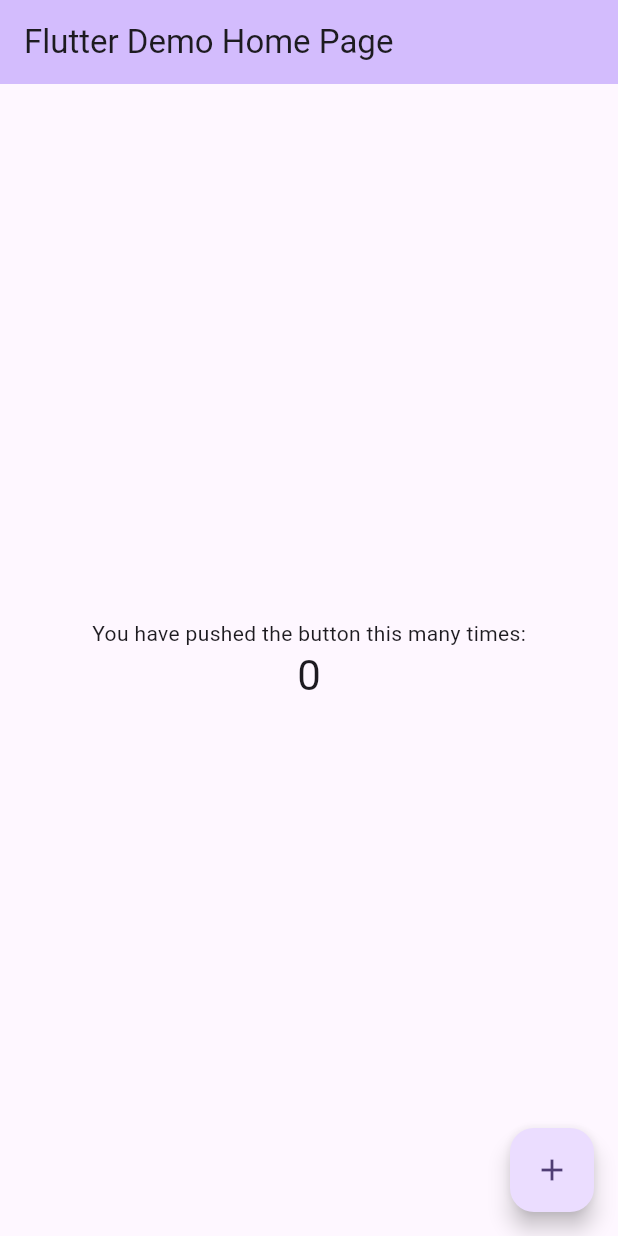
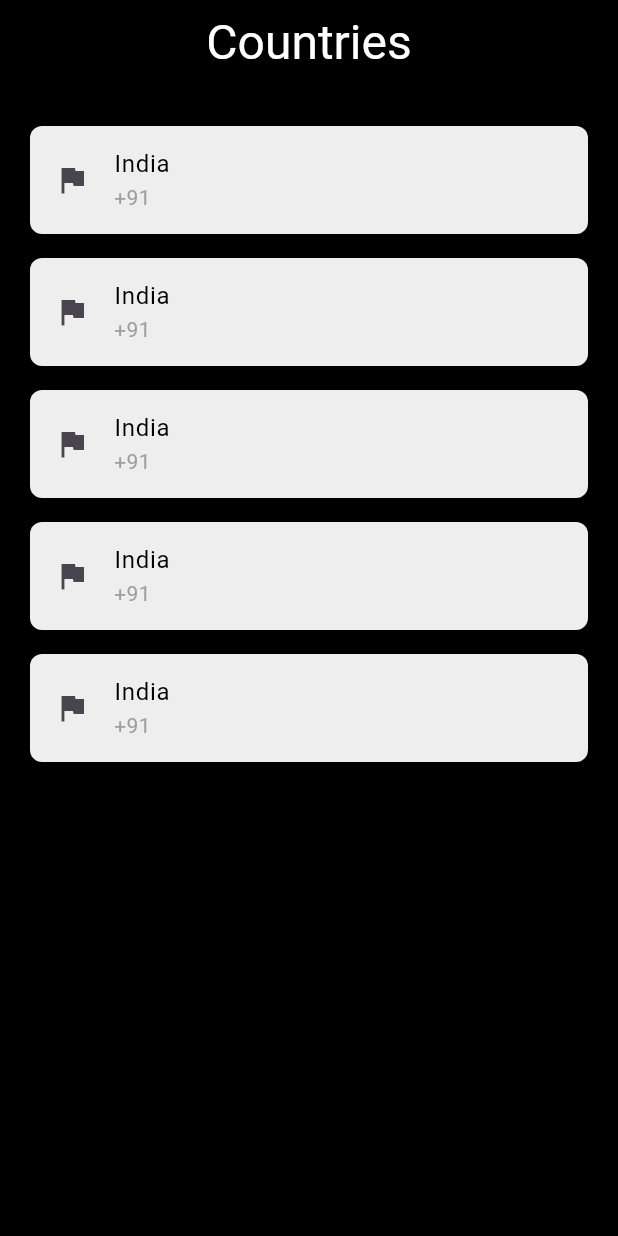
Before and after one commit to jaseel-babu/CureocityFlutter, a Flutter app: the screen it shows after launch, on a phone screen of 412 x 824 dp. Run offline on Flutter 3.47's test engine with Material 3 defaults, Android fonts, the phone set to English and light mode, and no system bars.

Commit message:
base ui design

```diff
--- /dev/null
+++ b/lib/core/constants/theme/app_colors.dart
@@ -0,0 +1,8 @@
+import 'package:flutter/material.dart';
+
+class AppColors {
+  static const white = Colors.white;
+   static const black = Colors.black;
+    static const grey = Colors.grey;
+    static Color greylight = Colors.grey.shade200;
+}
--- /dev/null
+++ b/lib/core/constants/theme/app_theme.dart
@@ -0,0 +1,15 @@
+import 'package:cureocity_flutter_test/core/constants/theme/app_colors.dart';
+import 'package:flutter/material.dart';
+
+class AppTheme {
+  static ThemeData theme = ThemeData(
+    useMaterial3: true,
+    scaffoldBackgroundColor: AppColors.black,
+    appBarTheme: const AppBarTheme(backgroundColor: AppColors.black),
+    textTheme: const TextTheme(
+      headlineLarge: TextStyle(color: AppColors.white),
+      bodyLarge: TextStyle(color: AppColors.black),
+      bodyMedium: TextStyle(color: AppColors.grey),
+    ),
+  );
+}
--- /dev/null
+++ b/lib/features/Home/presentation/pages/home_page.dart
@@ -0,0 +1,40 @@
+import 'package:cureocity_flutter_test/core/constants/theme/app_colors.dart';
+import 'package:flutter/material.dart';
+
+class HomePage extends StatelessWidget {
+  const HomePage({super.key});
+
+  @override
+  Widget build(BuildContext context) {
+    return Scaffold(
+      appBar: AppBar(
+        centerTitle: true,
+        title: Text(
+          "Countries",
+          style: Theme.of(context).textTheme.headlineLarge!,
+        ),
+      ),
+      body: ListView.builder(
+        itemCount: 5,
+        padding: const EdgeInsets.all(20),
+        itemBuilder: (context, index) => Padding(
+          padding: const EdgeInsets.symmetric(vertical: 8.0),
+          child: ListTile(
+            shape: const RoundedRectangleBorder(
+                borderRadius: BorderRadius.all(Radius.circular(8))),
+            tileColor: AppColors.greylight,
+            title: Text(
+              "India",
+              style: Theme.of(context).textTheme.bodyLarge!,
+            ),
+            leading: const Icon(Icons.flag),
+            subtitle: Text(
+              "+91",
+              style: Theme.of(context).textTheme.bodyMedium!,
+            ),
+          ),
+        ),
+      ),
+    );
+  }
+}
--- a/lib/main.dart
+++ b/lib/main.dart
@@ -1,3 +1,5 @@
+import 'package:cureocity_flutter_test/core/constants/theme/app_theme.dart';
+import 'package:cureocity_flutter_test/features/Home/presentation/pages/home_page.dart';
 import 'package:flutter/material.dart';
 
 void main() {
@@ -7,119 +9,13 @@
 class MyApp extends StatelessWidget {
   const MyApp({super.key});
 
-  // This widget is the root of your application.
   @override
   Widget build(BuildContext context) {
     return MaterialApp(
-      title: 'Flutter Demo',
-      theme: ThemeData(
-        // This is the theme of your application.
-        //
-        // TRY THIS: Try running your application with "flutter run". You'll see
-        // the application has a purple toolbar. Then, without quitting the app,
-        // try changing the seedColor in the colorScheme below to Colors.green
-        // and then invoke "hot reload" (save your changes or press the "hot
-        // reload" button in a Flutter-supported IDE, or press "r" if you used
-        // the command line to start the app).
-        //
-        // Notice that the counter didn't reset back to zero; the application
-        // state is not lost during the reload. To reset the state, use hot
-        // restart instead.
-        //
-        // This works for code too, not just values: Most code changes can be
-        // tested with just a hot reload.
-        colorScheme: ColorScheme.fromSeed(seedColor: Colors.deepPurple),
-        useMaterial3: true,
-      ),
-      home: const MyHomePage(title: 'Flutter Demo Home Page'),
+      debugShowCheckedModeBanner: false,
+      title: 'Country List',
+      theme: AppTheme.theme,
+      home: const HomePage(),
     );
   }
 }
-
-class MyHomePage extends StatefulWidget {
-  const MyHomePage({super.key, required this.title});
-
-  // This widget is the home page of your application. It is stateful, meaning
-  // that it has a State object (defined below) that contains fields that affect
-  // how it looks.
-
-  // This class is the configuration for the state. It holds the values (in this
-  // case the title) provided by the parent (in this case the App widget) and
-  // used by the build method of the State. Fields in a Widget subclass are
-  // always marked "final".
-
-  final String title;
-
-  @override
-  State<MyHomePage> createState() => _MyHomePageState();
-}
-
-class _MyHomePageState extends State<MyHomePage> {
-  int _counter = 0;
-
-  void _incrementCounter() {
-    setState(() {
-      // This call to setState tells the Flutter framework that something has
-      // changed in this State, which causes it to rerun the build method below
-      // so that the display can reflect the updated values. If we changed
-      // _counter without calling setState(), then the build method would not be
-      // called again, and so nothing would appear to happen.
-      _counter++;
-    });
-  }
-
-  @override
-  Widget build(BuildContext context) {
-    // This method is rerun every time setState is called, for instance as done
-    // by the _incrementCounter method above.
-    //
-    // The Flutter framework has been optimized to make rerunning build methods
-    // fast, so that you can just rebuild anything that needs updating rather
-    // than having to individually change instances of widgets.
-    return Scaffold(
-      appBar: AppBar(
-        // TRY THIS: Try changing the color here to a specific color (to
-        // Colors.amber, perhaps?) and trigger a hot reload to see the AppBar
-        // change color while the other colors stay the same.
-        backgroundColor: Theme.of(context).colorScheme.inversePrimary,
-        // Here we take the value from the MyHomePage object that was created by
-        // the App.build method, and use it to set our appbar title.
-        title: Text(widget.title),
-      ),
-      body: Center(
-        // Center is a layout widget. It takes a single child and positions it
-        // in the middle of the parent.
-        child: Column(
-          // Column is also a layout widget. It takes a list of children and
-          // arranges them vertically. By default, it sizes itself to fit its
-          // children horizontally, and tries to be as tall as its parent.
-          //
-          // Column has various properties to control how it sizes itself and
-          // how it positions its children. Here we use mainAxisAlignment to
-          // center the children vertically; the main axis here is the vertical
-          // axis because Columns are vertical (the cross axis would be
-          // horizontal).
-          //
-          // TRY THIS: Invoke "debug painting" (choose the "Toggle Debug Paint"
-          // action in the IDE, or press "p" in the console), to see the
-          // wireframe for each widget.
-          mainAxisAlignment: MainAxisAlignment.center,
-          children: <Widget>[
-            const Text(
-              'You have pushed the button this many times:',
-            ),
-            Text(
-              '$_counter',
-              style: Theme.of(context).textTheme.headlineMedium,
-            ),
-          ],
-        ),
-      ),
-      floatingActionButton: FloatingActionButton(
-        onPressed: _incrementCounter,
-        tooltip: 'Increment',
-        child: const Icon(Icons.add),
-      ), // This trailing comma makes auto-formatting nicer for build methods.
-    );
-  }
-}
```
